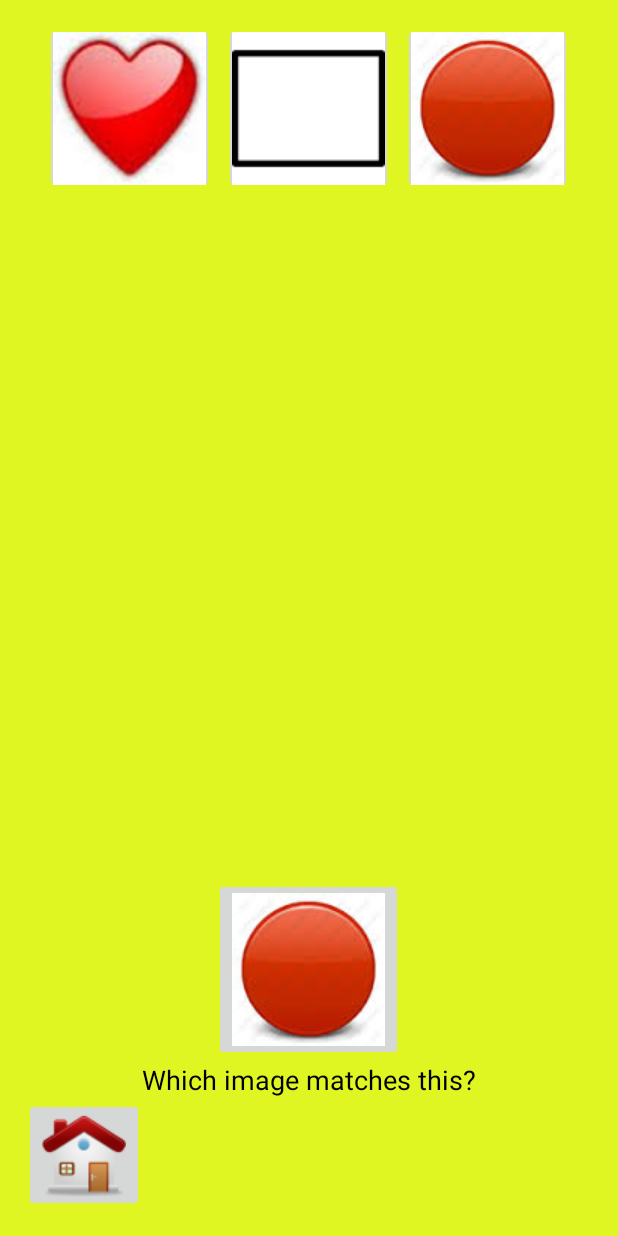
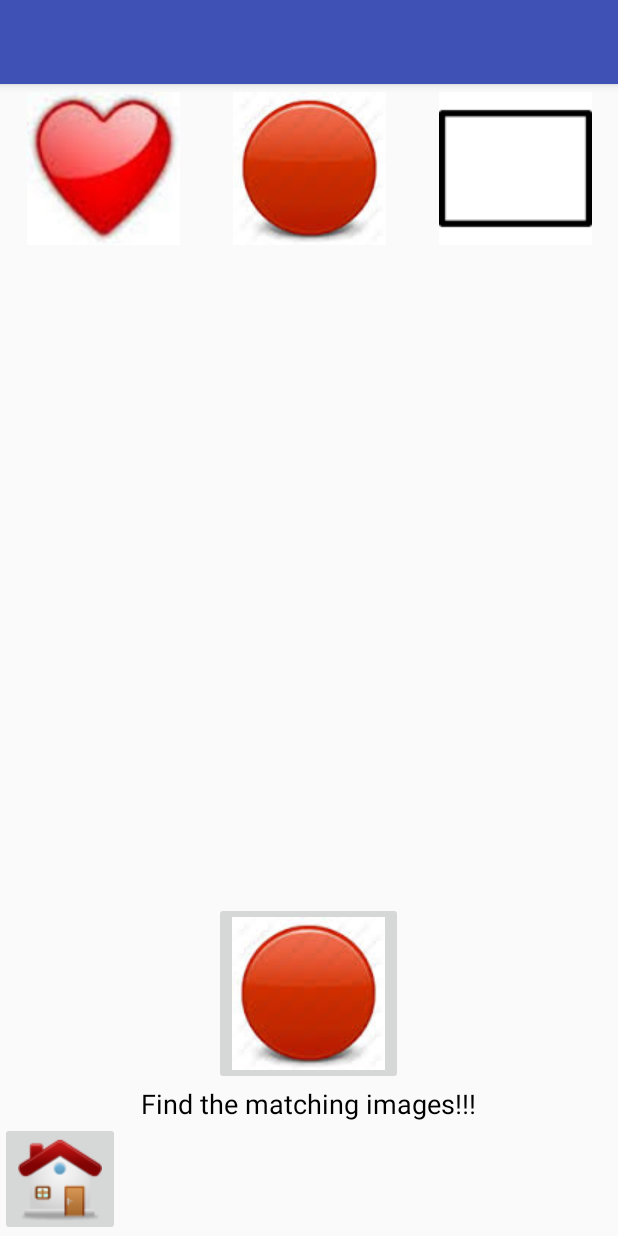
Before and after one commit to justinal64/KFL, an Android app: the screen it shows after launch (MainActivity), on a phone screen of 412 x 824 dp. Run offline under Robolectric (Android 15) with nearby library versions, the phone set to English and light mode, and no system bars.

Commit message:
Changed the layout of the top 3 imageviews.

```diff
--- a/app/src/main/res/layout/activity_main.xml
+++ b/app/src/main/res/layout/activity_main.xml
@@ -6,14 +6,14 @@
     android:layout_height="match_parent" android:fitsSystemWindows="true"
     tools:context=".MainActivity">
 
-<!--    <android.support.design.widget.AppBarLayout android:layout_height="wrap_content"
+    <android.support.design.widget.AppBarLayout android:layout_height="wrap_content"
         android:layout_width="match_parent" android:theme="@style/AppTheme.AppBarOverlay">
 
         <android.support.v7.widget.Toolbar android:id="@+id/toolbar"
             android:layout_width="match_parent" android:layout_height="?attr/actionBarSize"
             android:background="?attr/colorPrimary" app:popupTheme="@style/AppTheme.PopupOverlay" />
 
-    </android.support.design.widget.AppBarLayout>-->
+    </android.support.design.widget.AppBarLayout>
 
     <include layout="@layout/content_main" />
 
--- a/app/src/main/res/layout/content_main.xml
+++ b/app/src/main/res/layout/content_main.xml
@@ -1,70 +1,70 @@
 <?xml version="1.0" encoding="utf-8"?>
 <RelativeLayout xmlns:android="http://schemas.android.com/apk/res/android"
+    xmlns:app="http://schemas.android.com/apk/res-auto"
     xmlns:tools="http://schemas.android.com/tools"
-    xmlns:app="http://schemas.android.com/apk/res-auto" android:layout_width="match_parent"
-    android:layout_height="match_parent" android:paddingLeft="@dimen/activity_horizontal_margin"
-    android:paddingRight="@dimen/activity_horizontal_margin"
-    android:paddingTop="@dimen/activity_vertical_margin"
-    android:paddingBottom="@dimen/activity_vertical_margin"
+    android:layout_width="match_parent"
+    android:layout_height="match_parent"
     app:layout_behavior="@string/appbar_scrolling_view_behavior"
-    tools:showIn="@layout/activity_main" tools:context=".MainActivity"
-    android:background="#e0f623">
+    tools:context=".MainActivity"
+    tools:showIn="@layout/activity_main">
+
+    <LinearLayout
+        android:layout_width="match_parent"
+        android:layout_height="wrap_content">
+
+        <ImageButton
+            android:id="@+id/heart"
+            android:layout_width="0dp"
+            android:layout_height="wrap_content"
+            android:layout_weight="1"
+            android:padding="5dp"
+            android:background="@android:color/transparent"
+            android:src="@drawable/heart" />
+
+        <ImageButton
+            android:id="@+id/circle"
+            android:layout_width="0dp"
+            android:layout_height="wrap_content"
+            android:layout_weight="1"
+            android:background="@android:color/transparent"
+            android:padding="5dp"
+            android:src="@drawable/circle" />
+
+        <ImageButton
+            android:id="@+id/triangle"
+            android:layout_width="0dp"
+            android:layout_height="wrap_content"
+            android:layout_weight="1"
+            android:background="@android:color/transparent"
+            android:padding="5dp"
+            android:src="@drawable/rectangle" />
+    </LinearLayout>
+
+    <TextView
+        android:id="@+id/textView"
+        android:layout_width="wrap_content"
+        android:layout_height="wrap_content"
+        android:layout_above="@+id/homeButton"
+        android:layout_centerHorizontal="true"
+        android:text="Find the matching images!!!"
+        android:textAppearance="?android:attr/textAppearanceMedium"
+        android:textColor="#000000" />
 
     <ImageButton
+        android:id="@+id/imageButton4"
         android:layout_width="wrap_content"
         android:layout_height="wrap_content"
-        android:id="@+id/heart"
-        android:src="@drawable/heart"
-        android:padding="5dp"
-        android:layout_alignTop="@+id/triangle"
-        android:layout_toLeftOf="@+id/imageButton4"
-        android:layout_toStartOf="@+id/imageButton4" />
+        android:layout_above="@+id/textView"
+        android:layout_centerHorizontal="true"
+        android:src="@drawable/circle" />
 
     <ImageButton
+        android:id="@+id/homeButton"
         android:layout_width="wrap_content"
         android:layout_height="wrap_content"
-        android:id="@+id/circle"
-        android:src="@drawable/circle"
-        android:contentDescription="test"
-        android:padding="5dp"
-        android:layout_alignParentTop="true"
-        android:layout_toRightOf="@+id/imageButton4"
-        android:layout_toEndOf="@+id/imageButton4" />
-
-    <ImageButton
-        android:layout_width="wrap_content"
-        android:layout_height="wrap_content"
-        android:id="@+id/triangle"
-        android:src="@drawable/rectangle"
-        android:padding="5dp"
-        android:layout_alignTop="@+id/circle"
-        android:layout_centerHorizontal="true" />
-
-    <TextView
-        android:layout_width="wrap_content"
-        android:layout_height="wrap_content"
-        android:textAppearance="?android:attr/textAppearanceMedium"
-        android:text="Which image matches this?"
-        android:id="@+id/textView"
-        android:textColor="#000000"
-        android:layout_above="@+id/homeButton"
-        android:layout_centerHorizontal="true" />
-
-    <ImageButton
-        android:layout_width="wrap_content"
-        android:layout_height="wrap_content"
-        android:id="@+id/imageButton4"
-        android:src="@drawable/circle"
-        android:layout_above="@+id/textView"
-        android:layout_centerHorizontal="true" />
-
-    <ImageButton
-        android:layout_width="wrap_content"
-        android:layout_height="wrap_content"
-        android:id="@+id/homeButton"
-        android:src="@drawable/homebutton"
         android:layout_alignParentBottom="true"
         android:layout_alignParentLeft="true"
-        android:layout_alignParentStart="true" />
+        android:layout_alignParentStart="true"
+        android:src="@drawable/homebutton" />
 
 </RelativeLayout>
```
